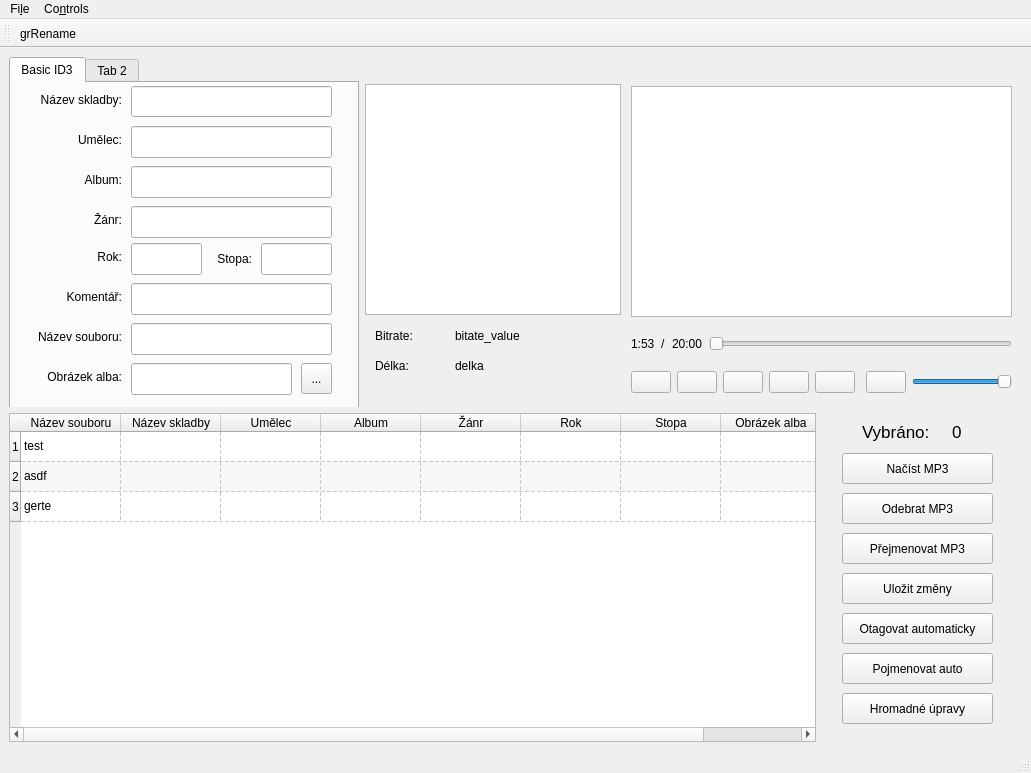
Above: ui/new_window.ui from bezoadam/MUL before the change. Below: the same form after it.
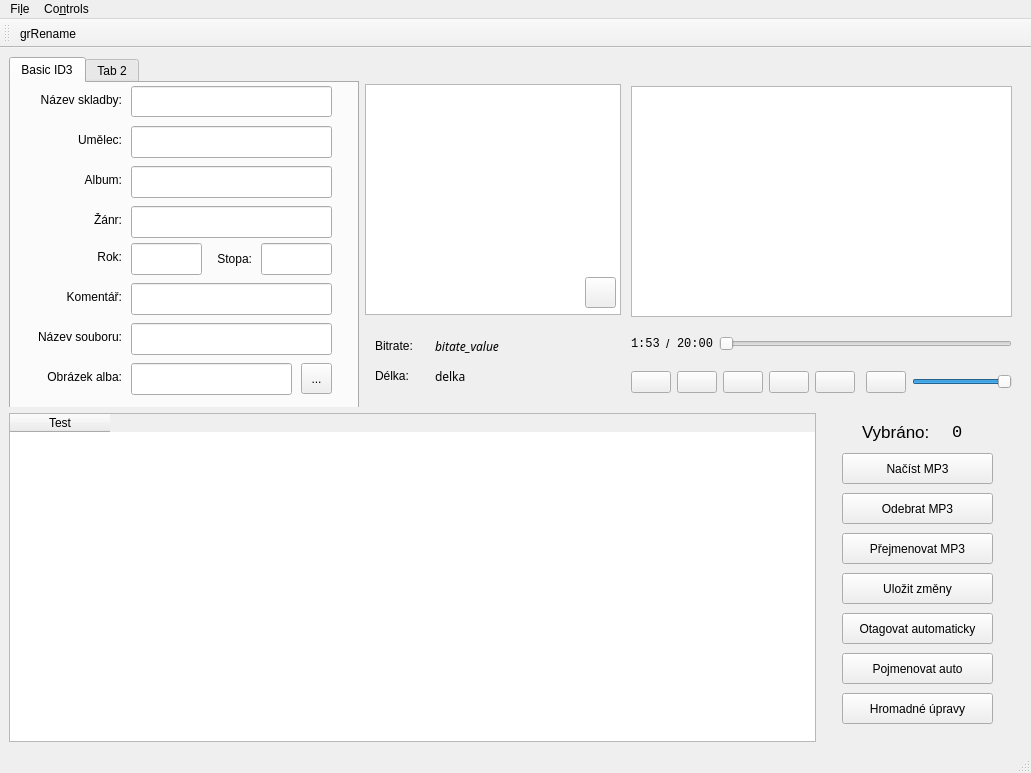
That is the form after the change. Icons and pictures are not drawn. Custom widgets are drawn as their Qt base class.

Patch:
```diff
--- a/ui/new_window.ui
+++ b/ui/new_window.ui
@@ -6,7 +6,7 @@
    <rect>
     <x>0</x>
     <y>0</y>
-    <width>1029</width>
+    <width>991</width>
     <height>773</height>
    </rect>
   </property>
@@ -378,7 +378,7 @@
            <property name="geometry">
             <rect>
              <x>10</x>
-             <y>270</y>
+             <y>280</y>
              <width>58</width>
              <height>18</height>
             </rect>
@@ -391,7 +391,7 @@
            <property name="geometry">
             <rect>
              <x>10</x>
-             <y>300</y>
+             <y>310</y>
              <width>58</width>
              <height>18</height>
             </rect>
@@ -403,12 +403,21 @@
           <widget class="QLabel" name="songBitRateLabel">
            <property name="geometry">
             <rect>
-             <x>90</x>
-             <y>270</y>
-             <width>161</width>
+             <x>70</x>
+             <y>280</y>
+             <width>181</width>
              <height>18</height>
             </rect>
            </property>
+           <property name="font">
+            <font>
+             <family>Noto Sans</family>
+             <pointsize>9</pointsize>
+             <weight>50</weight>
+             <italic>true</italic>
+             <bold>false</bold>
+            </font>
+           </property>
            <property name="text">
             <string>bitate_value</string>
            </property>
@@ -416,16 +425,55 @@
           <widget class="QLabel" name="songLengthLabel">
            <property name="geometry">
             <rect>
-             <x>90</x>
-             <y>300</y>
-             <width>161</width>
+             <x>70</x>
+             <y>310</y>
+             <width>181</width>
              <height>18</height>
             </rect>
            </property>
+           <property name="font">
+            <font>
+             <family>Noto Sans</family>
+             <pointsize>9</pointsize>
+             <weight>50</weight>
+             <italic>false</italic>
+             <bold>false</bold>
+            </font>
+           </property>
            <property name="text">
             <string>delka</string>
            </property>
           </widget>
+          <widget class="QLabel" name="labelImage">
+           <property name="geometry">
+            <rect>
+             <x>2</x>
+             <y>28</y>
+             <width>252</width>
+             <height>228</height>
+            </rect>
+           </property>
+           <property name="text">
+            <string/>
+           </property>
+          </widget>
+          <widget class="QToolButton" name="deleteCoverButton">
+           <property name="geometry">
+            <rect>
+             <x>220</x>
+             <y>220</y>
+             <width>31</width>
+             <height>31</height>
+            </rect>
+           </property>
+           <property name="text">
+            <string/>
+           </property>
+           <property name="icon">
+            <iconset>
+             <normaloff>icon/delete.png</normaloff>icon/delete.png</iconset>
+           </property>
+          </widget>
          </widget>
         </item>
         <item>
@@ -469,7 +517,12 @@
              <enum>QLayout::SetFixedSize</enum>
             </property>
             <item>
-             <widget class="QLabel" name="currentTimeLabel">
+             <widget class="QLabel" name="songCurrentTimeLabel">
+              <property name="font">
+               <font>
+                <family>Monospace</family>
+               </font>
+              </property>
               <property name="text">
                <string>1:53</string>
               </property>
@@ -483,20 +536,28 @@
              </widget>
             </item>
             <item>
-             <widget class="QLabel" name="songLenghtLabel">
+             <widget class="QLabel" name="songTimeLabel">
+              <property name="font">
+               <font>
+                <family>Monospace</family>
+               </font>
+              </property>
               <property name="text">
                <string>20:00</string>
               </property>
              </widget>
             </item>
             <item>
-             <widget class="QSlider" name="horizontalSlider_2">
+             <widget class="TimeSlider" name="timeSlider">
               <property name="maximum">
                <number>1200</number>
               </property>
               <property name="orientation">
                <enum>Qt::Horizontal</enum>
               </property>
+              <property name="tickPosition">
+               <enum>QSlider::NoTicks</enum>
+              </property>
              </widget>
             </item>
             <item>
@@ -683,17 +744,26 @@
            <enum>Qt::DashLine</enum>
           </property>
           <property name="sortingEnabled">
-           <bool>true</bool>
+           <bool>false</bool>
+          </property>
+          <property name="wordWrap">
+           <bool>false</bool>
           </property>
           <property name="cornerButtonEnabled">
            <bool>true</bool>
           </property>
           <property name="columnCount">
-           <number>8</number>
+           <number>1</number>
           </property>
           <attribute name="horizontalHeaderCascadingSectionResizes">
            <bool>false</bool>
           </attribute>
+          <attribute name="horizontalHeaderDefaultSectionSize">
+           <number>100</number>
+          </attribute>
+          <attribute name="horizontalHeaderMinimumSectionSize">
+           <number>20</number>
+          </attribute>
           <attribute name="verticalHeaderCascadingSectionResizes">
            <bool>false</bool>
           </attribute>
@@ -703,76 +773,11 @@
           <attribute name="verticalHeaderStretchLastSection">
            <bool>false</bool>
           </attribute>
-          <row>
-           <property name="text">
-            <string>1</string>
-           </property>
-          </row>
-          <row>
-           <property name="text">
-            <string>2</string>
-           </property>
-          </row>
-          <row>
-           <property name="text">
-            <string>3</string>
-           </property>
-          </row>
           <column>
            <property name="text">
-            <string>Název souboru</string>
+            <string>Test</string>
            </property>
           </column>
-          <column>
-           <property name="text">
-            <string>Název skladby</string>
-           </property>
-          </column>
-          <column>
-           <property name="text">
-            <string>Umělec</string>
-           </property>
-          </column>
-          <column>
-           <property name="text">
-            <string>Album</string>
-           </property>
-          </column>
-          <column>
-           <property name="text">
-            <string>Žánr</string>
-           </property>
-          </column>
-          <column>
-           <property name="text">
-            <string>Rok</string>
-           </property>
-          </column>
-          <column>
-           <property name="text">
-            <string>Stopa</string>
-           </property>
-          </column>
-          <column>
-           <property name="text">
-            <string>Obrázek alba</string>
-           </property>
-          </column>
-          <item row="0" column="0">
-           <property name="text">
-            <string>test</string>
-           </property>
-          </item>
-          <item row="1" column="0">
-           <property name="text">
-            <string>asdf</string>
-           </property>
-          </item>
-          <item row="2" column="0">
-           <property name="text">
-            <string>gerte</string>
-           </property>
-          </item>
          </widget>
         </item>
         <item>
@@ -894,6 +899,7 @@
            </property>
            <property name="font">
             <font>
+             <family>Monospace</family>
              <pointsize>13</pointsize>
             </font>
            </property>
@@ -976,6 +982,23 @@
    </property>
   </action>
  </widget>
+ <customwidgets>
+  <customwidget>
+   <class>MP3Table</class>
+   <extends>QTableWidget</extends>
+   <header>mp3player.widgets</header>
+  </customwidget>
+  <customwidget>
+   <class>TimeSlider</class>
+   <extends>QSlider</extends>
+   <header>mp3player.widgets</header>
+  </customwidget>
+  <customwidget>
+   <class>VolumeSlider</class>
+   <extends>QSlider</extends>
+   <header>mp3player.widgets</header>
+  </customwidget>
+ </customwidgets>
  <resources/>
  <connections/>
 </ui>
```
Left out of the diff: 19 changed lines with no effect on the pictures.
